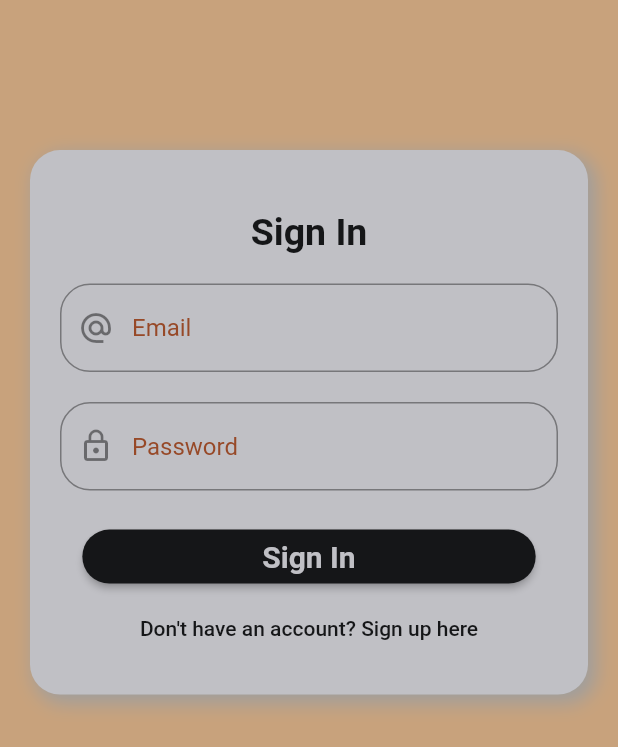
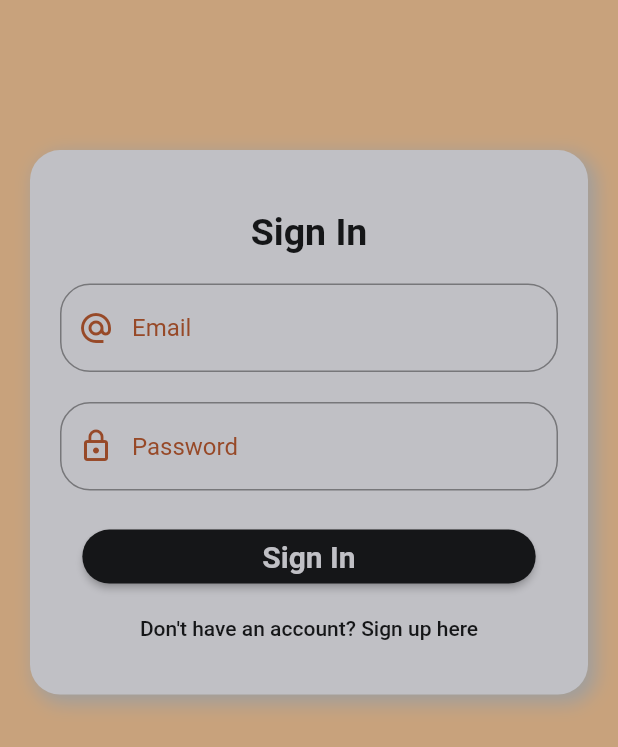
Before and after one commit to guptassara/book_club, a Flutter app: the screen it shows after launch, on a phone screen of 412 x 824 dp, the part 489-1236 px from its top. Run offline on Flutter 3.47's test engine with Material 2 defaults, Android fonts, the phone set to English and light mode, and no system bars; our stand-ins replace firebase_auth, firebase_core; accounts and stored records are empty.

Commit message:
Fixed Icon colour in text fields

```diff
--- a/lib/Utils/our_theme.dart
+++ b/lib/Utils/our_theme.dart
@@ -23,6 +23,7 @@ class OurTheme {
             color: lilac,
           ),
         ),
+        prefixIconColor: brown,
       ),
       elevatedButtonTheme: ElevatedButtonThemeData(
         style: ButtonStyle(
@@ -46,6 +47,8 @@ class OurTheme {
       colorScheme: ColorScheme.fromSwatch().copyWith(
         secondary: light,
       ),
+      iconTheme: IconThemeData(color: brown),
+      primaryIconTheme: IconThemeData(color: brown),
     );
   }
 }
```
